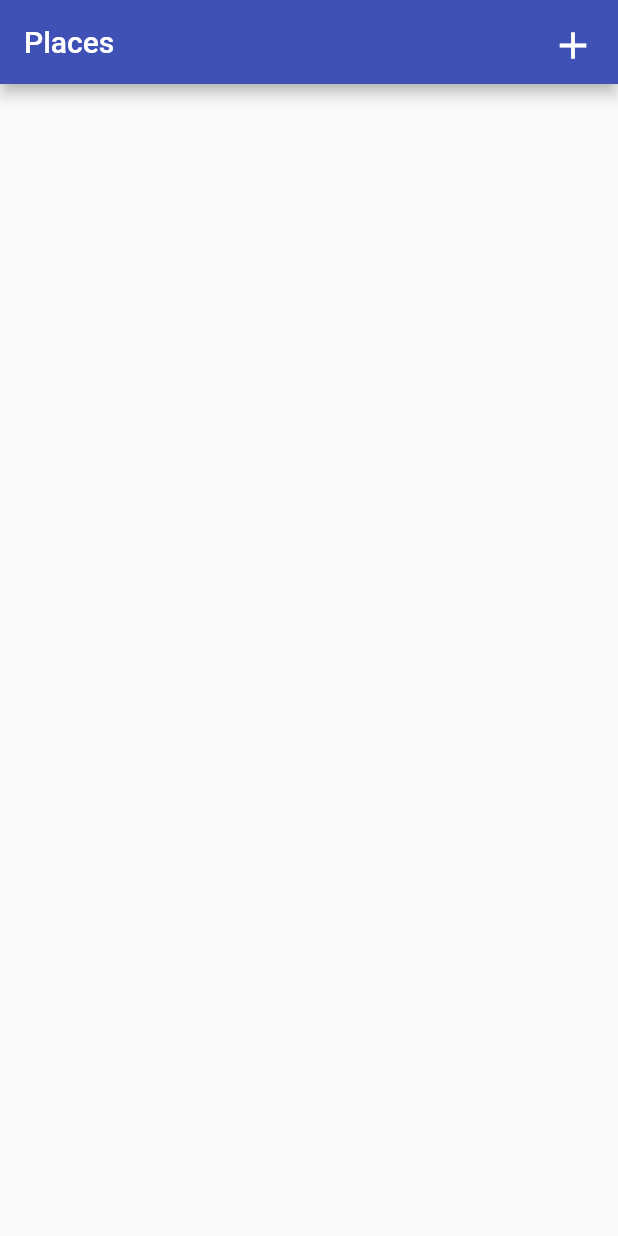
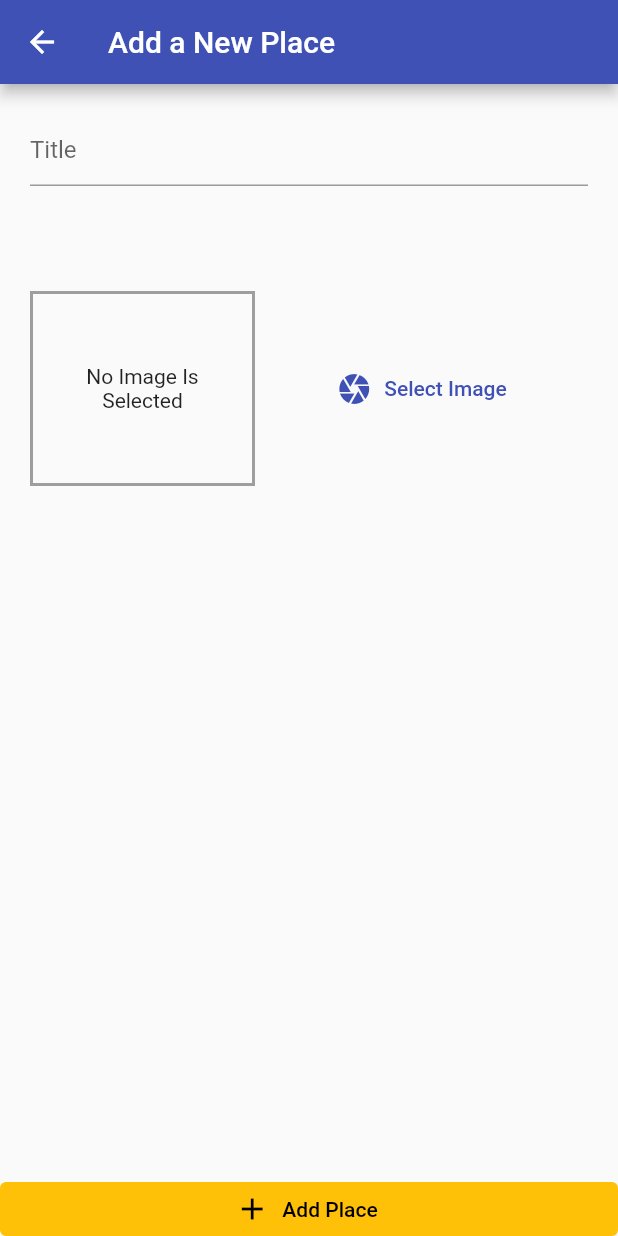
Before and after one commit to zipArk99/flutterNativeFeatures, a Flutter app: the screen it shows after launch, after a tap on the "add" icon, on a phone screen of 412 x 824 dp. Run offline on Flutter 3.47's test engine with Material 2 defaults, Android fonts, the phone set to English and light mode, and no system bars.

Commit message:
add new place screen added

```diff
--- a/lib/main.dart
+++ b/lib/main.dart
@@ -1,11 +1,13 @@
 import 'package:flutter/material.dart';
 import 'package:nativefeature/providers/place_provider.dart';
+import 'package:nativefeature/screens/add_place_screen.dart';
 import 'package:nativefeature/screens/homepage_screen.dart';
 import 'package:provider/provider.dart';
 
 void main() => runApp(MyApp());
 
 class MyApp extends StatelessWidget {
+  static const myAppRoute = "/MyAppRoute";
   Widget build(BuildContext contx) {
     return ChangeNotifierProvider(
       create: (contx) {
@@ -21,6 +23,11 @@ class MyApp extends StatelessWidget {
           ),
         ),
         home: AppMainClass(),
+        initialRoute: '/',
+        routes: {
+          MyApp.myAppRoute: (contx) => MyApp(),
+          AddPlaceWidget.addPlaceWidgetRoute: (contx) => AddPlaceWidget(),
+        },
       ),
     );
   }
@@ -35,7 +42,10 @@ class AppMainClass extends StatelessWidget {
               splashRadius: 25,
               padding: EdgeInsets.all(15),
               iconSize: 30,
-              onPressed: () {},
+              onPressed: () {
+                Navigator.of(contx)
+                    .pushNamed(AddPlaceWidget.addPlaceWidgetRoute);
+              },
               icon: Icon(Icons.add),
             ),
           ],
--- a/lib/screens/add_place_screen.dart
+++ b/lib/screens/add_place_screen.dart
@@ -0,0 +1,56 @@
+import 'package:flutter/material.dart';
+import 'package:nativefeature/widgets/image_input.dart';
+
+class AddPlaceWidget extends StatefulWidget {
+  static String addPlaceWidgetRoute = '/AddPlaceWidget';
+  @override
+  State<StatefulWidget> createState() {
+    // TODO: implement createState
+    return AddPlaceWidgetState();
+  }
+}
+
+class AddPlaceWidgetState extends State<AddPlaceWidget> {
+  late TextEditingController _titleController;
+  Widget build(BuildContext contx) {
+    _titleController = TextEditingController();
+    return Scaffold(
+      appBar: AppBar(
+        title: const Text('Add a New Place'),
+      ),
+      body: SingleChildScrollView(
+        child: Padding(
+          padding: const EdgeInsets.all(20),
+          child: Column(
+            children: [
+              TextField(
+                controller: _titleController,
+                decoration: InputDecoration(
+                  hintText: "Title",
+                ),
+              ),
+              SizedBox(
+                height: 70,
+              ),
+              ImageInputWidget(),
+            ],
+          ),
+        ),
+      ),
+      floatingActionButtonLocation: FloatingActionButtonLocation.centerDocked,
+      floatingActionButton: Container(
+        width: double.infinity,
+        child: ElevatedButton.icon(
+          style: ElevatedButton.styleFrom(
+              onPrimary: Colors.black,
+              primary: Colors.amber,
+              elevation: 0,
+              tapTargetSize: MaterialTapTargetSize.shrinkWrap),
+          onPressed: () {},
+          icon: Icon(Icons.add),
+          label: Text("Add Place"),
+        ),
+      ),
+    );
+  }
+}
--- /dev/null
+++ b/lib/widgets/image_input.dart
@@ -0,0 +1,52 @@
+import 'package:flutter/material.dart';
+import 'dart:io';
+
+class ImageInputWidget extends StatefulWidget {
+  @override
+  State<StatefulWidget> createState() {
+    // TODO: implement createState
+    return ImageInputWidgetState();
+  }
+}
+
+class ImageInputWidgetState extends State<ImageInputWidget> {
+  File? _storedImage;
+  Widget build(BuildContext contx) {
+    return Row(
+      mainAxisAlignment: MainAxisAlignment.spaceBetween,
+      crossAxisAlignment: CrossAxisAlignment.center,
+      children: [
+        Container(
+          padding: EdgeInsets.all(10),
+          alignment: Alignment.center,
+          width: 150,
+          height: 130,
+          decoration: BoxDecoration(
+            border: Border.all(
+              color: Colors.grey,
+              width: 2,
+            ),
+          ),
+          child: _storedImage != null
+              ? Image.file(
+                  _storedImage as File,
+                  fit: BoxFit.cover,
+                )
+              : Text(
+                  "No Image Is Selected",
+                  textAlign: TextAlign.center,
+                ),
+        ),
+        Expanded(
+          child: TextButton.icon(
+            onPressed: () {},
+            icon: Icon(Icons.camera),
+            label: const Text(
+              "Select Image",
+            ),
+          ),
+        )
+      ],
+    );
+  }
+}
```
